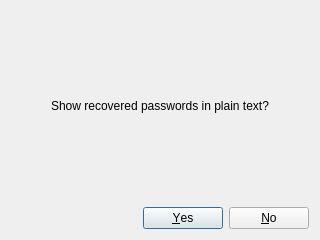
Before: the Qt Designer form pwRecon/question_dialog.ui in SecUSo/pwrecon, drawn with Qt 5.
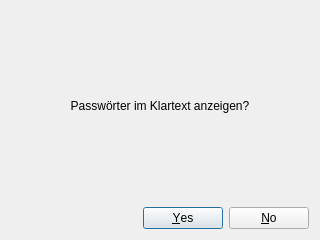
After: the same form once the commit is applied.

Patch:
```diff
--- a/pwRecon/question_dialog.ui
+++ b/pwRecon/question_dialog.ui
@@ -45,7 +45,7 @@
       <locale language="English" country="Germany"/>
      </property>
      <property name="text">
-      <string>Show recovered passwords in plain text?</string>
+      <string>Passwörter im Klartext anzeigen?</string>
      </property>
      <property name="alignment">
       <set>Qt::AlignCenter</set>
```
Left out of the diff: 5 changed lines with no effect on the pictures.
